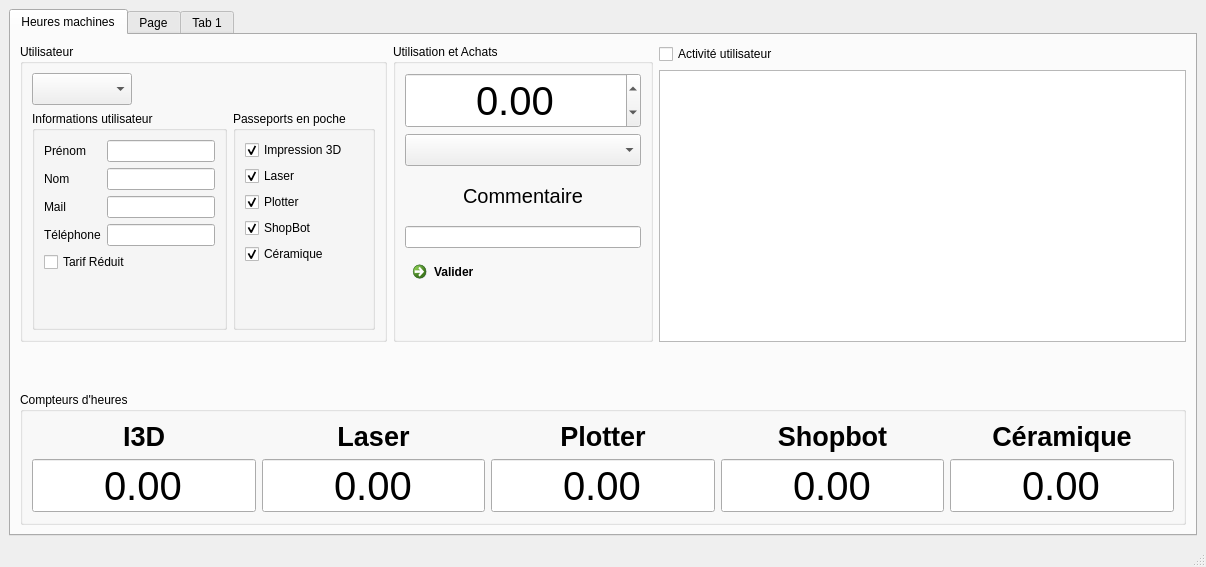
Before: the Qt Designer form MainWindow.ui in T88T/MachineActivity, drawn with Qt 5.
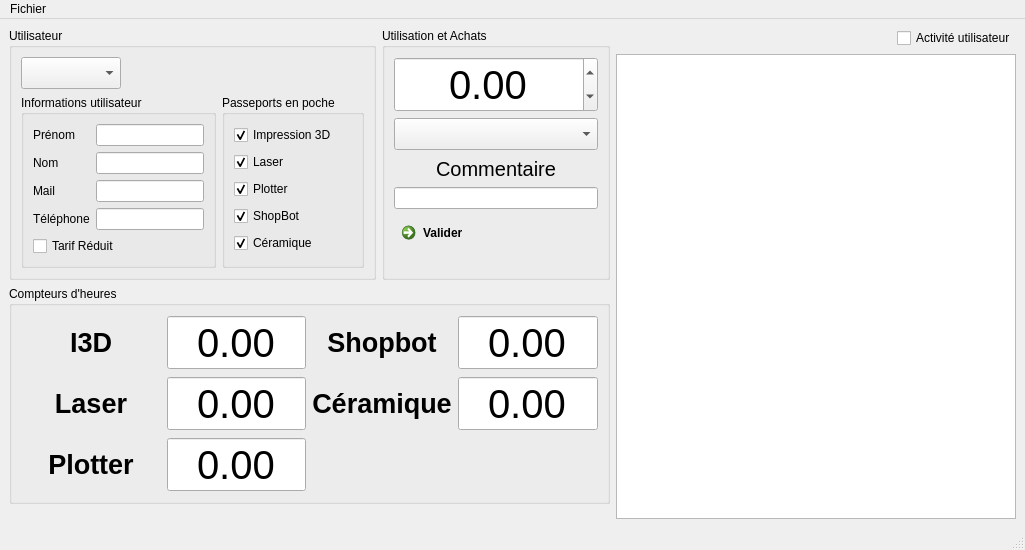
After: the same form once the commit is applied. Custom widgets are drawn as their Qt base class.

Commit message: Implementing JSON preferences and activity table

```diff
--- a/MainWindow.ui
+++ b/MainWindow.ui
@@ -6,8 +6,8 @@
    <rect>
     <x>0</x>
     <y>0</y>
-    <width>1206</width>
-    <height>567</height>
+    <width>1025</width>
+    <height>550</height>
    </rect>
   </property>
   <property name="windowTitle">
@@ -18,59 +18,14 @@
   </property>
   <widget class="QWidget" name="centralwidget">
    <layout class="QGridLayout" name="gridLayout">
-    <item row="0" column="0">
-     <widget class="QTabWidget" name="Tab_Main">
-      <property name="currentIndex">
-       <number>0</number>
-      </property>
-      <widget class="QWidget" name="Tab_ActiviteMachine">
-       <attribute name="title">
-        <string>Heures machines</string>
-       </attribute>
-       <layout class="QGridLayout" name="gridLayout_7">
-        <item row="0" column="2" colspan="2">
-         <widget class="QCheckBox" name="checkBox">
-          <property name="text">
-           <string>Activité utilisateur</string>
-          </property>
-         </widget>
-        </item>
-        <item row="1" column="2" colspan="2">
-         <widget class="QTableView" name="lst_Activity">
-          <property name="minimumSize">
-           <size>
-            <width>400</width>
-            <height>0</height>
-           </size>
-          </property>
-          <property name="verticalScrollBarPolicy">
-           <enum>Qt::ScrollBarAlwaysOff</enum>
-          </property>
-          <property name="horizontalScrollBarPolicy">
-           <enum>Qt::ScrollBarAlwaysOff</enum>
-          </property>
-          <property name="sizeAdjustPolicy">
-           <enum>QAbstractScrollArea::AdjustToContents</enum>
-          </property>
-          <property name="autoScroll">
-           <bool>false</bool>
-          </property>
-          <property name="editTriggers">
-           <set>QAbstractItemView::NoEditTriggers</set>
-          </property>
-          <property name="sortingEnabled">
-           <bool>true</bool>
-          </property>
-          <attribute name="horizontalHeaderStretchLastSection">
-           <bool>true</bool>
-          </attribute>
-          <attribute name="verticalHeaderStretchLastSection">
-           <bool>false</bool>
-          </attribute>
-         </widget>
-        </item>
         <item row="0" column="0" rowspan="2">
          <widget class="QGroupBox" name="groupBox">
+      <property name="sizePolicy">
+       <sizepolicy hsizetype="MinimumExpanding" vsizetype="Preferred">
+        <horstretch>0</horstretch>
+        <verstretch>0</verstretch>
+       </sizepolicy>
+      </property>
           <property name="title">
            <string>Utilisateur</string>
           </property>
@@ -143,19 +98,6 @@
                 </property>
                </widget>
               </item>
-              <item>
-               <spacer name="verticalSpacer">
-                <property name="orientation">
-                 <enum>Qt::Vertical</enum>
-                </property>
-                <property name="sizeHint" stdset="0">
-                 <size>
-                  <width>20</width>
-                  <height>40</height>
-                 </size>
-                </property>
-               </spacer>
-              </item>
              </layout>
             </widget>
            </item>
@@ -165,12 +107,6 @@
               <string>Informations utilisateur</string>
              </property>
              <layout class="QFormLayout" name="formLayout">
-              <item row="2" column="1">
-               <widget class="QLineEdit" name="ln_Mail"/>
-              </item>
-              <item row="3" column="1">
-               <widget class="QLineEdit" name="ln_Phone"/>
-              </item>
               <item row="0" column="0">
                <widget class="QLabel" name="label_3">
                 <property name="text">
@@ -178,6 +114,25 @@
                 </property>
                </widget>
               </item>
+          <item row="0" column="1">
+           <widget class="QLineEdit" name="ln_UserName">
+            <property name="autoFillBackground">
+             <bool>false</bool>
+            </property>
+            <property name="frame">
+             <bool>true</bool>
+            </property>
+            <property name="alignment">
+             <set>Qt::AlignRight|Qt::AlignTrailing|Qt::AlignVCenter</set>
+            </property>
+            <property name="readOnly">
+             <bool>false</bool>
+            </property>
+            <property name="clearButtonEnabled">
+             <bool>false</bool>
+            </property>
+           </widget>
+          </item>
               <item row="1" column="0">
                <widget class="QLabel" name="label_4">
                 <property name="text">
@@ -185,6 +140,13 @@
                 </property>
                </widget>
               </item>
+          <item row="1" column="1">
+           <widget class="QLineEdit" name="ln_LastName">
+            <property name="alignment">
+             <set>Qt::AlignRight|Qt::AlignTrailing|Qt::AlignVCenter</set>
+            </property>
+           </widget>
+          </item>
               <item row="2" column="0">
                <widget class="QLabel" name="label_2">
                 <property name="text">
@@ -192,6 +154,13 @@
                 </property>
                </widget>
               </item>
+          <item row="2" column="1">
+           <widget class="QLineEdit" name="ln_Mail">
+            <property name="alignment">
+             <set>Qt::AlignRight|Qt::AlignTrailing|Qt::AlignVCenter</set>
+            </property>
+           </widget>
+          </item>
               <item row="3" column="0">
                <widget class="QLabel" name="label_5">
                 <property name="text">
@@ -199,6 +168,13 @@
                 </property>
                </widget>
               </item>
+          <item row="3" column="1">
+           <widget class="QLineEdit" name="ln_Phone">
+            <property name="alignment">
+             <set>Qt::AlignRight|Qt::AlignTrailing|Qt::AlignVCenter</set>
+            </property>
+           </widget>
+          </item>
               <item row="4" column="0" colspan="2">
                <widget class="QCheckBox" name="chk_PriceCat">
                 <property name="text">
@@ -206,38 +182,6 @@
                 </property>
                </widget>
               </item>
-              <item row="1" column="1">
-               <widget class="QLineEdit" name="ln_LastName"/>
-              </item>
-              <item row="0" column="1">
-               <widget class="QLineEdit" name="ln_UserName">
-                <property name="autoFillBackground">
-                 <bool>false</bool>
-                </property>
-                <property name="frame">
-                 <bool>true</bool>
-                </property>
-                <property name="readOnly">
-                 <bool>false</bool>
-                </property>
-                <property name="clearButtonEnabled">
-                 <bool>false</bool>
-                </property>
-               </widget>
-              </item>
-              <item row="5" column="0">
-               <spacer name="verticalSpacer_4">
-                <property name="orientation">
-                 <enum>Qt::Vertical</enum>
-                </property>
-                <property name="sizeHint" stdset="0">
-                 <size>
-                  <width>20</width>
-                  <height>40</height>
-                 </size>
-                </property>
-               </spacer>
-              </item>
              </layout>
             </widget>
            </item>
@@ -257,260 +201,47 @@
           </layout>
          </widget>
         </item>
-        <item row="3" column="0" colspan="4">
-         <widget class="QGroupBox" name="groupBox_2">
-          <property name="title">
-           <string>Compteurs d'heures</string>
-          </property>
-          <layout class="QGridLayout" name="gridLayout_3">
-           <item row="0" column="0">
-            <widget class="QLabel" name="lbl_I3D">
-             <property name="enabled">
-              <bool>true</bool>
-             </property>
-             <property name="font">
-              <font>
-               <pointsize>20</pointsize>
-               <weight>75</weight>
-               <bold>true</bold>
-              </font>
-             </property>
-             <property name="text">
-              <string>I3D</string>
-             </property>
-             <property name="alignment">
-              <set>Qt::AlignCenter</set>
-             </property>
-             <property name="wordWrap">
-              <bool>false</bool>
-             </property>
-            </widget>
-           </item>
-           <item row="0" column="1">
-            <widget class="QLabel" name="lbl_Las">
-             <property name="enabled">
-              <bool>true</bool>
-             </property>
-             <property name="font">
-              <font>
-               <pointsize>20</pointsize>
-               <weight>75</weight>
-               <bold>true</bold>
-              </font>
-             </property>
-             <property name="text">
-              <string>Laser</string>
-             </property>
-             <property name="alignment">
-              <set>Qt::AlignCenter</set>
-             </property>
-             <property name="wordWrap">
-              <bool>false</bool>
-             </property>
-            </widget>
-           </item>
-           <item row="0" column="2">
-            <widget class="QLabel" name="lbl_Plo">
-             <property name="enabled">
-              <bool>true</bool>
-             </property>
-             <property name="font">
-              <font>
-               <pointsize>20</pointsize>
-               <weight>75</weight>
-               <bold>true</bold>
-              </font>
-             </property>
-             <property name="text">
-              <string>Plotter</string>
-             </property>
-             <property name="alignment">
-              <set>Qt::AlignCenter</set>
-             </property>
-             <property name="wordWrap">
-              <bool>false</bool>
-             </property>
-            </widget>
-           </item>
-           <item row="0" column="3">
-            <widget class="QLabel" name="lbl_Sho">
-             <property name="enabled">
-              <bool>true</bool>
-             </property>
-             <property name="font">
-              <font>
-               <pointsize>20</pointsize>
-               <weight>75</weight>
-               <bold>true</bold>
-              </font>
-             </property>
-             <property name="text">
-              <string>Shopbot</string>
-             </property>
-             <property name="alignment">
-              <set>Qt::AlignCenter</set>
-             </property>
-             <property name="wordWrap">
-              <bool>false</bool>
-             </property>
-            </widget>
-           </item>
-           <item row="0" column="4">
-            <widget class="QLabel" name="lbl_Cer">
-             <property name="enabled">
-              <bool>true</bool>
-             </property>
-             <property name="font">
-              <font>
-               <pointsize>20</pointsize>
-               <weight>75</weight>
-               <bold>true</bold>
-              </font>
-             </property>
-             <property name="text">
-              <string>Céramique</string>
-             </property>
-             <property name="alignment">
-              <set>Qt::AlignCenter</set>
-             </property>
-             <property name="wordWrap">
-              <bool>false</bool>
-             </property>
-            </widget>
-           </item>
-           <item row="1" column="4">
-            <widget class="QDoubleSpinBox" name="tm_Cer">
-             <property name="enabled">
-              <bool>true</bool>
-             </property>
-             <property name="font">
-              <font>
-               <pointsize>30</pointsize>
-              </font>
-             </property>
-             <property name="alignment">
-              <set>Qt::AlignCenter</set>
-             </property>
-             <property name="readOnly">
-              <bool>true</bool>
-             </property>
-             <property name="buttonSymbols">
-              <enum>QAbstractSpinBox::NoButtons</enum>
-             </property>
-             <property name="minimum">
-              <double>-99.000000000000000</double>
-             </property>
-            </widget>
-           </item>
-           <item row="1" column="0">
-            <widget class="QDoubleSpinBox" name="tm_I3D">
-             <property name="enabled">
-              <bool>true</bool>
-             </property>
-             <property name="font">
-              <font>
-               <pointsize>30</pointsize>
-              </font>
-             </property>
-             <property name="alignment">
-              <set>Qt::AlignCenter</set>
-             </property>
-             <property name="readOnly">
-              <bool>true</bool>
-             </property>
-             <property name="buttonSymbols">
-              <enum>QAbstractSpinBox::NoButtons</enum>
-             </property>
-             <property name="minimum">
-              <double>-99.000000000000000</double>
-             </property>
-            </widget>
-           </item>
-           <item row="1" column="1">
-            <widget class="QDoubleSpinBox" name="tm_Las">
-             <property name="enabled">
-              <bool>true</bool>
-             </property>
-             <property name="font">
-              <font>
-               <pointsize>30</pointsize>
-              </font>
-             </property>
-             <property name="alignment">
-              <set>Qt::AlignCenter</set>
-             </property>
-             <property name="readOnly">
-              <bool>true</bool>
-             </property>
-             <property name="buttonSymbols">
-              <enum>QAbstractSpinBox::NoButtons</enum>
-             </property>
-             <property name="showGroupSeparator" stdset="0">
-              <bool>false</bool>
-             </property>
-             <property name="minimum">
-              <double>-99.000000000000000</double>
-             </property>
-            </widget>
-           </item>
-           <item row="1" column="2">
-            <widget class="QDoubleSpinBox" name="tm_Plo">
-             <property name="enabled">
-              <bool>true</bool>
-             </property>
-             <property name="font">
-              <font>
-               <pointsize>30</pointsize>
-              </font>
-             </property>
-             <property name="alignment">
-              <set>Qt::AlignCenter</set>
-             </property>
-             <property name="readOnly">
-              <bool>true</bool>
-             </property>
-             <property name="buttonSymbols">
-              <enum>QAbstractSpinBox::NoButtons</enum>
-             </property>
-             <property name="minimum">
-              <double>-99.000000000000000</double>
-             </property>
-            </widget>
-           </item>
-           <item row="1" column="3">
-            <widget class="QDoubleSpinBox" name="tm_Sho">
-             <property name="enabled">
-              <bool>true</bool>
-             </property>
-             <property name="font">
-              <font>
-               <pointsize>30</pointsize>
-              </font>
-             </property>
-             <property name="alignment">
-              <set>Qt::AlignCenter</set>
-             </property>
-             <property name="readOnly">
-              <bool>true</bool>
-             </property>
-             <property name="buttonSymbols">
-              <enum>QAbstractSpinBox::NoButtons</enum>
-             </property>
-             <property name="minimum">
-              <double>-99.000000000000000</double>
-             </property>
-            </widget>
-           </item>
-          </layout>
-         </widget>
-        </item>
         <item row="0" column="1" rowspan="2">
          <widget class="QGroupBox" name="groupBox_5">
+      <property name="sizePolicy">
+       <sizepolicy hsizetype="MinimumExpanding" vsizetype="Preferred">
+        <horstretch>0</horstretch>
+        <verstretch>0</verstretch>
+       </sizepolicy>
+      </property>
           <property name="title">
            <string>Utilisation et Achats</string>
           </property>
           <layout class="QGridLayout" name="gridLayout_5">
-           <item row="1" column="0" colspan="5">
+       <item row="0" column="0">
+        <widget class="CounterDisplay" name="dbl_Quantity">
+         <property name="font">
+          <font>
+           <pointsize>30</pointsize>
+          </font>
+         </property>
+         <property name="alignment">
+          <set>Qt::AlignCenter</set>
+         </property>
+         <property name="readOnly">
+          <bool>false</bool>
+         </property>
+         <property name="minimum">
+          <double>-99.000000000000000</double>
+         </property>
+         <property name="singleStep">
+          <double>0.250000000000000</double>
+         </property>
+        </widget>
+       </item>
+       <item row="3" column="0">
+        <widget class="QCommandLinkButton" name="btn_Validate">
+         <property name="text">
+          <string>Valider</string>
+         </property>
+        </widget>
+       </item>
+       <item row="1" column="0">
             <widget class="QComboBox" name="cmb_Prod">
              <property name="minimumSize">
               <size>
@@ -528,7 +259,7 @@
              </property>
             </widget>
            </item>
-           <item row="2" column="0" colspan="5">
+       <item row="2" column="0">
             <layout class="QVBoxLayout" name="verticalLayout_3">
              <item>
               <widget class="QLabel" name="label_11">
@@ -546,7 +277,7 @@
               </widget>
              </item>
              <item>
-              <widget class="QLineEdit" name="lineEdit">
+          <widget class="QLineEdit" name="ln_Comment">
                <property name="font">
                 <font>
                  <pointsize>8</pointsize>
@@ -559,8 +290,40 @@
              </item>
             </layout>
            </item>
-           <item row="0" column="0" colspan="5">
-            <widget class="QDoubleSpinBox" name="dbl_Quantity">
+      </layout>
+     </widget>
+    </item>
+    <item row="0" column="2">
+     <spacer name="horizontalSpacer">
+      <property name="orientation">
+       <enum>Qt::Horizontal</enum>
+      </property>
+      <property name="sizeHint" stdset="0">
+       <size>
+        <width>40</width>
+        <height>20</height>
+       </size>
+      </property>
+     </spacer>
+    </item>
+    <item row="0" column="3">
+     <widget class="QCheckBox" name="chk_UserFilter">
+      <property name="text">
+       <string>Activité utilisateur</string>
+      </property>
+     </widget>
+    </item>
+    <item row="2" column="0" colspan="2">
+     <widget class="QGroupBox" name="groupBox_2">
+      <property name="title">
+       <string>Compteurs d'heures</string>
+      </property>
+      <layout class="QGridLayout" name="gridLayout_3">
+       <item row="1" column="1">
+        <widget class="CounterDisplay" name="tm_I3D">
+         <property name="enabled">
+          <bool>true</bool>
+         </property>
              <property name="font">
               <font>
                <pointsize>30</pointsize>
@@ -570,132 +333,278 @@
               <set>Qt::AlignCenter</set>
              </property>
              <property name="readOnly">
+          <bool>true</bool>
+         </property>
+         <property name="buttonSymbols">
+          <enum>QAbstractSpinBox::NoButtons</enum>
+         </property>
+         <property name="minimum">
+          <double>-99.000000000000000</double>
+         </property>
+        </widget>
+       </item>
+       <item row="2" column="1">
+        <widget class="CounterDisplay" name="tm_Las">
+         <property name="enabled">
+          <bool>true</bool>
+         </property>
+         <property name="font">
+          <font>
+           <pointsize>30</pointsize>
+          </font>
+         </property>
+         <property name="alignment">
+          <set>Qt::AlignCenter</set>
+         </property>
+         <property name="readOnly">
+          <bool>true</bool>
+         </property>
+         <property name="buttonSymbols">
+          <enum>QAbstractSpinBox::NoButtons</enum>
+         </property>
+         <property name="showGroupSeparator" stdset="0">
               <bool>false</bool>
              </property>
              <property name="minimum">
               <double>-99.000000000000000</double>
              </property>
-             <property name="singleStep">
-              <double>0.250000000000000</double>
-             </property>
-            </widget>
-           </item>
-           <item row="3" column="0" colspan="5">
-            <widget class="QCommandLinkButton" name="btn_Validate">
+        </widget>
+       </item>
+       <item row="2" column="0">
+        <widget class="QLabel" name="lbl_Las">
+         <property name="enabled">
+          <bool>true</bool>
+         </property>
+         <property name="font">
+          <font>
+           <pointsize>20</pointsize>
+           <weight>75</weight>
+           <bold>true</bold>
+          </font>
+         </property>
+         <property name="text">
+          <string>Laser</string>
+         </property>
+         <property name="alignment">
+          <set>Qt::AlignCenter</set>
+         </property>
+         <property name="wordWrap">
+          <bool>false</bool>
+         </property>
+        </widget>
+       </item>
+       <item row="1" column="0">
+        <widget class="QLabel" name="lbl_I3D">
+         <property name="enabled">
+          <bool>true</bool>
+         </property>
+         <property name="font">
+          <font>
+           <pointsize>20</pointsize>
+           <weight>75</weight>
+           <bold>true</bold>
+          </font>
+         </property>
              <property name="text">
-              <string>Valider</string>
-             </property>
-            </widget>
-           </item>
+          <string>I3D</string>
+         </property>
+         <property name="alignment">
+          <set>Qt::AlignCenter</set>
+         </property>
+         <property name="wordWrap">
+          <bool>false</bool>
+         </property>
+        </widget>
+       </item>
+       <item row="3" column="0">
+        <widget class="QLabel" name="lbl_Plo">
+         <property name="enabled">
+          <bool>true</bool>
+         </property>
+         <property name="font">
+          <font>
+           <pointsize>20</pointsize>
+           <weight>75</weight>
+           <bold>true</bold>
+          </font>
+         </property>
+         <property name="text">
+          <string>Plotter</string>
+         </property>
+         <property name="alignment">
+          <set>Qt::AlignCenter</set>
+         </property>
+         <property name="wordWrap">
+          <bool>false</bool>
+         </property>
+        </widget>
+       </item>
+       <item row="3" column="1">
+        <widget class="CounterDisplay" name="tm_Plo">
+         <property name="enabled">
+          <bool>true</bool>
+         </property>
+         <property name="font">
+          <font>
+           <pointsize>30</pointsize>
+          </font>
+         </property>
+         <property name="alignment">
+          <set>Qt::AlignCenter</set>
+         </property>
+         <property name="readOnly">
+          <bool>true</bool>
+         </property>
+         <property name="buttonSymbols">
+          <enum>QAbstractSpinBox::NoButtons</enum>
+         </property>
+         <property name="minimum">
+          <double>-99.000000000000000</double>
+         </property>
+        </widget>
+       </item>
+       <item row="1" column="2">
+        <widget class="QLabel" name="lbl_Sho">
+         <property name="enabled">
+          <bool>true</bool>
+         </property>
+         <property name="font">
+          <font>
+           <pointsize>20</pointsize>
+           <weight>75</weight>
+           <bold>true</bold>
+          </font>
+         </property>
+         <property name="text">
+          <string>Shopbot</string>
+         </property>
+         <property name="alignment">
+          <set>Qt::AlignCenter</set>
+         </property>
+         <property name="wordWrap">
+          <bool>false</bool>
+         </property>
+        </widget>
+       </item>
+       <item row="1" column="3">
+        <widget class="CounterDisplay" name="tm_Sho">
+         <property name="enabled">
+          <bool>true</bool>
+         </property>
+         <property name="font">
+          <font>
+           <pointsize>30</pointsize>
+          </font>
+         </property>
+         <property name="alignment">
+          <set>Qt::AlignCenter</set>
+         </property>
+         <property name="readOnly">
+          <bool>true</bool>
+         </property>
+         <property name="buttonSymbols">
+          <enum>QAbstractSpinBox::NoButtons</enum>
+         </property>
+         <property name="minimum">
+          <double>-99.000000000000000</double>
+         </property>
+        </widget>
+       </item>
+       <item row="2" column="2">
+        <widget class="QLabel" name="lbl_Cer">
+         <property name="enabled">
+          <bool>true</bool>
+         </property>
+         <property name="font">
+          <font>
+           <pointsize>20</pointsize>
+           <weight>75</weight>
+           <bold>true</bold>
+          </font>
+         </property>
+         <property name="text">
+          <string>Céramique</string>
+         </property>
+         <property name="alignment">
+          <set>Qt::AlignCenter</set>
+         </property>
+         <property name="wordWrap">
+          <bool>false</bool>
+         </property>
+        </widget>
+       </item>
+       <item row="2" column="3">
+        <widget class="CounterDisplay" name="tm_Cer">
+         <property name="enabled">
+          <bool>true</bool>
+         </property>
+         <property name="font">
+          <font>
+           <pointsize>30</pointsize>
+          </font>
+         </property>
+         <property name="alignment">
+          <set>Qt::AlignCenter</set>
+         </property>
+         <property name="readOnly">
+          <bool>true</bool>
+         </property>
+         <property name="buttonSymbols">
+          <enum>QAbstractSpinBox::NoButtons</enum>
+         </property>
+         <property name="minimum">
+          <double>-99.000000000000000</double>
+         </property>
+        </widget>
+       </item>
           </layout>
          </widget>
         </item>
-        <item row="2" column="0" colspan="3">
-         <spacer name="verticalSpacer_2">
+    <item row="3" column="0">
+     <spacer name="verticalSpacer_3">
           <property name="orientation">
            <enum>Qt::Vertical</enum>
           </property>
           <property name="sizeHint" stdset="0">
            <size>
             <width>20</width>
-            <height>40</height>
+        <height>38</height>
            </size>
           </property>
          </spacer>
         </item>
-       </layout>
-      </widget>
-      <widget class="QWidget" name="tab">
-       <attribute name="title">
-        <string>Page</string>
-       </attribute>
-       <layout class="QGridLayout" name="gridLayout_6">
-        <item row="0" column="0">
-         <widget class="QTableView" name="viw_UserTable">
-          <property name="dragDropMode">
-           <enum>QAbstractItemView::DragDrop</enum>
-          </property>
-          <property name="defaultDropAction">
-           <enum>Qt::LinkAction</enum>
-          </property>
-         </widget>
-        </item>
-       </layout>
-      </widget>
-      <widget class="QWidget" name="Tab_Pointage">
-       <attribute name="title">
-        <string>Tab 1</string>
-       </attribute>
-       <layout class="QGridLayout" name="gridLayout_2">
-        <item row="0" column="0">
-         <widget class="QCalendarWidget" name="Calendar">
-          <property name="autoFillBackground">
-           <bool>false</bool>
-          </property>
-          <property name="gridVisible">
-           <bool>false</bool>
-          </property>
-          <property name="verticalHeaderFormat">
-           <enum>QCalendarWidget::NoVerticalHeader</enum>
-          </property>
-          <property name="navigationBarVisible">
-           <bool>true</bool>
-          </property>
-          <property name="dateEditEnabled">
-           <bool>true</bool>
-          </property>
-         </widget>
-        </item>
-        <item row="0" column="1">
-         <widget class="QTableView" name="AcitvityTable"/>
-        </item>
-        <item row="1" column="0">
-         <widget class="QDoubleSpinBox" name="doubleSpinBox">
-          <property name="enabled">
-           <bool>true</bool>
-          </property>
+    <item row="1" column="2" rowspan="3" colspan="2">
+     <widget class="QTableView" name="lst_Activity">
           <property name="minimumSize">
            <size>
-            <width>0</width>
-            <height>50</height>
-           </size>
-          </property>
-          <property name="font">
-           <font>
-            <pointsize>40</pointsize>
-           </font>
-          </property>
-         </widget>
-        </item>
-        <item row="1" column="1" rowspan="2">
-         <widget class="QLabel" name="label">
-          <property name="text">
-           <string/>
-          </property>
-         </widget>
-        </item>
-        <item row="2" column="0">
-         <widget class="QComboBox" name="comboBox"/>
-        </item>
-        <item row="3" column="0">
-         <widget class="QCommandLinkButton" name="commandLinkButton">
-          <property name="text">
-           <string>Ajouter</string>
-          </property>
-         </widget>
-        </item>
-        <item row="3" column="1">
-         <widget class="QCommandLinkButton" name="commandLinkButton_2">
-          <property name="enabled">
+        <width>400</width>
+        <height>0</height>
+       </size>
+      </property>
+      <property name="verticalScrollBarPolicy">
+       <enum>Qt::ScrollBarAlwaysOff</enum>
+      </property>
+      <property name="horizontalScrollBarPolicy">
+       <enum>Qt::ScrollBarAlwaysOff</enum>
+      </property>
+      <property name="sizeAdjustPolicy">
+       <enum>QAbstractScrollArea::AdjustToContents</enum>
+      </property>
+      <property name="autoScroll">
            <bool>false</bool>
           </property>
-          <property name="text">
-           <string>Supprimer</string>
-          </property>
-         </widget>
-        </item>
-       </layout>
-      </widget>
+      <property name="editTriggers">
+       <set>QAbstractItemView::NoEditTriggers</set>
+      </property>
+      <property name="sortingEnabled">
+       <bool>true</bool>
+      </property>
+      <attribute name="horizontalHeaderStretchLastSection">
+       <bool>true</bool>
+      </attribute>
+      <attribute name="verticalHeaderStretchLastSection">
+       <bool>false</bool>
+      </attribute>
      </widget>
     </item>
    </layout>
@@ -705,13 +614,45 @@
     <rect>
      <x>0</x>
      <y>0</y>
-     <width>1206</width>
+     <width>1025</width>
      <height>22</height>
     </rect>
    </property>
+   <widget class="QMenu" name="menuFichier">
+    <property name="title">
+     <string>Fichier</string>
+    </property>
+    <addaction name="actionModifications_avanc_es"/>
+    <addaction name="separator"/>
+    <addaction name="actionPr_f_rences"/>
+    <addaction name="actionQuitter"/>
+   </widget>
+   <addaction name="menuFichier"/>
   </widget>
   <widget class="QStatusBar" name="statusbar"/>
+  <action name="actionModifications_avanc_es">
+   <property name="text">
+    <string>Modifications avancées</string>
+   </property>
+  </action>
+  <action name="actionPr_f_rences">
+   <property name="text">
+    <string>Préférences</string>
+   </property>
+  </action>
+  <action name="actionQuitter">
+   <property name="text">
+    <string>Quitter</string>
+   </property>
+  </action>
  </widget>
+ <customwidgets>
+  <customwidget>
+   <class>CounterDisplay</class>
+   <extends>QDoubleSpinBox</extends>
+   <header>widgets/CounterDisplay.h</header>
+  </customwidget>
+ </customwidgets>
  <tabstops>
   <tabstop>cmb_UserName</tabstop>
   <tabstop>ln_UserName</tabstop>
```
Left out of the diff: 183 changed lines with no effect on the pictures. Lines whose indentation alone changed are shown as unchanged. The commit also changes 7 other files.
